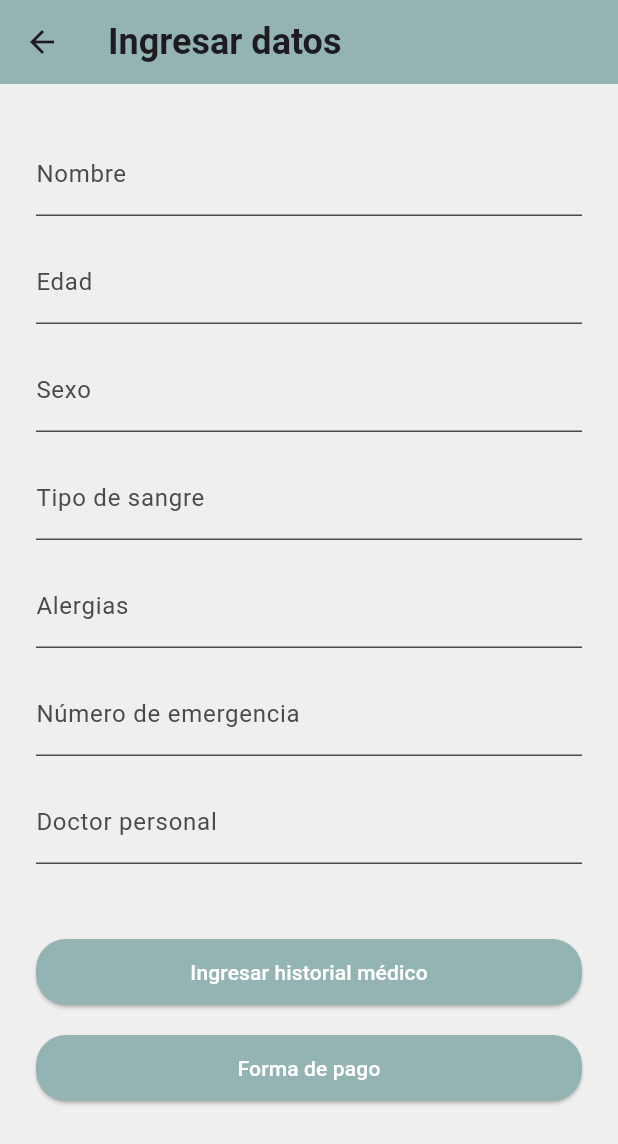
After one commit to Jogjavier/SafeLife, a Flutter app: the screen it shows after launch, after a tap on "Paciente", on a phone screen of 412 x 824 dp. The commit adds this screen. Shown: the top 1144 px of the screen. Run offline on Flutter 3.47's test engine with Material 3 defaults, Android fonts, the light colour scheme and no system bars.

Commit message:
Add Paciente and Paramedico

```diff
--- a/lib/main.dart
+++ b/lib/main.dart
@@ -3,19 +3,36 @@ import 'screens/login_screen.dart';
 import 'screens/control_screen.dart';
 
 void main() {
-  runApp(MyApp());
+  runApp(const SafeLifeApp());
 }
 
-class MyApp extends StatelessWidget {
+class SafeLifeApp extends StatelessWidget {
+  const SafeLifeApp({super.key});
+
   @override
   Widget build(BuildContext context) {
     return MaterialApp(
-      title: 'SafeLife',
+      title: 'Safe Life',
       debugShowCheckedModeBanner: false,
-      home: LoginScreen(),
-      routes: {
-        '/control': (context) => ControlScreen(),
-      },
+      theme: ThemeData(
+        scaffoldBackgroundColor: const Color(0xFFEFEFEF), // fondo gris claro
+        primaryColor: const Color(0xFF94B4B4), // verde azulado
+        textTheme: const TextTheme(
+          bodyMedium: TextStyle(color: Color(0xFF4A4A4A), fontSize: 16),
+          titleLarge: TextStyle(color: Color(0xFF4A4A4A), fontSize: 24, fontWeight: FontWeight.bold),
+        ),
+        elevatedButtonTheme: ElevatedButtonThemeData(
+          style: ElevatedButton.styleFrom(
+            backgroundColor: const Color(0xFF94B4B4),
+            foregroundColor: Colors.white,
+            shape: RoundedRectangleBorder(
+              borderRadius: BorderRadius.circular(20),
+            ),
+            padding: const EdgeInsets.symmetric(horizontal: 20, vertical: 12),
+          ),
+        ),
+      ),
+      home: const LoginScreen(), // 👈 aquí conectas tu pantalla
     );
   }
 }
--- a/lib/screens/login_screen.dart
+++ b/lib/screens/login_screen.dart
@@ -1,94 +1,63 @@
 import 'package:flutter/material.dart';
+import 'package:safelife/screens/paramedico_screen.dart';
+import 'paciente_screen.dart';
 
-class LoginScreen extends StatefulWidget {
-  @override
-  _LoginScreenState createState() => _LoginScreenState();
-}
-
-class _LoginScreenState extends State<LoginScreen> {
-  final _userController = TextEditingController();
-  final _passController = TextEditingController();
-  final _formKey = GlobalKey<FormState>();
-
-  void _login() {
-    final user = _userController.text.trim();
-    final pass = _passController.text.trim();
-
-    if (_formKey.currentState!.validate()) {
-      if (user == 'admin' && pass == '1234') {
-        Navigator.pushNamed(context, '/control');
-      } else {
-        ScaffoldMessenger.of(context).showSnackBar(
-          SnackBar(content: Text('Usuario o contraseña incorrectos')),
-        );
-      }
-    }
-  }
+class LoginScreen extends StatelessWidget {
+  const LoginScreen({super.key});
 
   @override
   Widget build(BuildContext context) {
     return Scaffold(
-      body: Container(
-        color: Colors.green,
-        child: Center(
-          child: SingleChildScrollView(
-            padding: EdgeInsets.all(16.0),
-            child: Form(
-              key: _formKey,
+      body: Center(
+        child: Padding(
+          padding: const EdgeInsets.symmetric(horizontal: 40.0),
           child: Column(
-                mainAxisSize: MainAxisSize.min,
+            mainAxisAlignment: MainAxisAlignment.center,
             children: [
               Image.asset(
-                    'assets/Logo.png',
-                    height: 200,
+                'assets/logo.jpg', // asegúrate que exista en pubspec.yaml
+                height: 250,
               ),
-                  SizedBox(height: 30),
-                  Text(
-                    'Login',
-                    style: TextStyle(fontSize: 32, color: Colors.white),
+              const SizedBox(height: 40),
+              const Text(
+                'Iniciar sesión',
+                style: TextStyle(fontSize: 20),
               ),
-                  SizedBox(height: 30),
-                  TextFormField(
-                    controller: _userController,
-                    validator: (value) =>
-                        value!.isEmpty ? 'Ingresa tu usuario' : null,
-                    decoration: InputDecoration(
-                      labelText: 'Usuario',
-                      labelStyle: TextStyle(color: Colors.white),
-                      filled: true,
-                      fillColor: Colors.white.withOpacity(0.9),
-                    ),
-                  ),
-                  SizedBox(height: 20),
-                  TextFormField(
-                    controller: _passController,
-                    obscureText: true,
-                    validator: (value) =>
-                        value!.isEmpty ? 'Ingresa tu contraseña' : null,
-                    decoration: InputDecoration(
-                      labelText: 'Contraseña',
-                      labelStyle: TextStyle(color: Colors.white),
-                      filled: true,
-                      fillColor: Colors.white.withOpacity(0.9),
-                    ),
-                  ),
-                  SizedBox(height: 30),
-                  ElevatedButton(
-                    onPressed: _login,
-                    child:
-                        Text('Iniciar sesión', style: TextStyle(fontSize: 20)),
-                  ),
-                  SizedBox(height: 10),
+              const SizedBox(height: 30),
               ElevatedButton(
                 onPressed: () {
-                      // lógica para crear cuenta futura
+                  Navigator.push(
+                    context,
+                    MaterialPageRoute(builder: (context) => const PacienteScreen()),
+                  );
                 },
-                    child:
-                        Text('Crear sesión', style: TextStyle(fontSize: 20)),
-                  ),
+                child: const Row(
+                  mainAxisAlignment: MainAxisAlignment.center,
+                  children: [
+                    Icon(Icons.person_outline),
+                    SizedBox(width: 8),
+                    Text('Paciente'),
                   ],
                 ),
               ),
+              const SizedBox(height: 20),
+              ElevatedButton(
+                onPressed: () {
+                  Navigator.push(
+                    context,
+                    MaterialPageRoute(builder: (context) => const ParamedicoScreen()),
+                  );
+                },
+                child: const Row(
+                  mainAxisAlignment: MainAxisAlignment.center,
+                  children: [
+                    Icon(Icons.medical_services_outlined),
+                    SizedBox(width: 8),
+                    Text('Paramédico / médico'),
+                  ],
+                ),
+              ),
+            ],
           ),
         ),
       ),
--- /dev/null
+++ b/lib/screens/paciente_screen.dart
@@ -0,0 +1,64 @@
+import 'package:flutter/material.dart';
+
+class PacienteScreen extends StatelessWidget {
+  const PacienteScreen({super.key});
+
+  @override
+  Widget build(BuildContext context) {
+    return Scaffold(
+      appBar: AppBar(
+        title: const Text('Ingresar datos'),
+        backgroundColor: const Color(0xFF94B4B4),
+      ),
+      body: SingleChildScrollView(
+        padding: const EdgeInsets.all(24),
+        child: Column(
+          crossAxisAlignment: CrossAxisAlignment.stretch,
+          children: [
+            _buildInputField('Nombre'),
+            _buildInputField('Edad'),
+            _buildInputField('Sexo'),
+            _buildInputField('Tipo de sangre'),
+            _buildInputField('Alergias'),
+            _buildInputField('Número de emergencia'),
+            _buildInputField('Doctor personal'),
+            const SizedBox(height: 16),
+
+            const SizedBox(height: 24),
+            ElevatedButton(
+              onPressed: () {
+                // Guardar historial médico
+              },
+              child: const Text('Ingresar historial médico'),
+            ),
+            const SizedBox(height: 16),
+            ElevatedButton(
+              onPressed: () {
+                // Acción forma de pago
+              },
+              child: const Text('Forma de pago'),
+            ),
+          ],
+        ),
+      ),
+    );
+  }
+
+  Widget _buildInputField(String label) {
+    return Padding(
+      padding: const EdgeInsets.symmetric(vertical: 8),
+      child: TextField(
+        decoration: InputDecoration(
+          labelText: label,
+          labelStyle: const TextStyle(color: Color(0xFF4A4A4A)),
+          enabledBorder: const UnderlineInputBorder(
+            borderSide: BorderSide(color: Color(0xFF4A4A4A)),
+          ),
+          focusedBorder: const UnderlineInputBorder(
+            borderSide: BorderSide(color: Color(0xFF94B4B4)),
+          ),
+        ),
+      ),
+    );
+  }
+}
--- a/pubspec.yaml
+++ b/pubspec.yaml
@@ -57,6 +57,9 @@ flutter:
   # the material Icons class.
   uses-material-design: true
 
+
+  assets:
+    - assets/logo.jpg
   # To add assets to your application, add an assets section, like this:
   # assets:
   #   - images/a_dot_burr.jpeg
```
Also changed, not shown: lib/screens/paramedico_screen.dart (added, +49 -0 lines), assets/Logo.png (deleted), assets/logo.jpg (added). Lines whose indentation alone changed are shown as unchanged.
